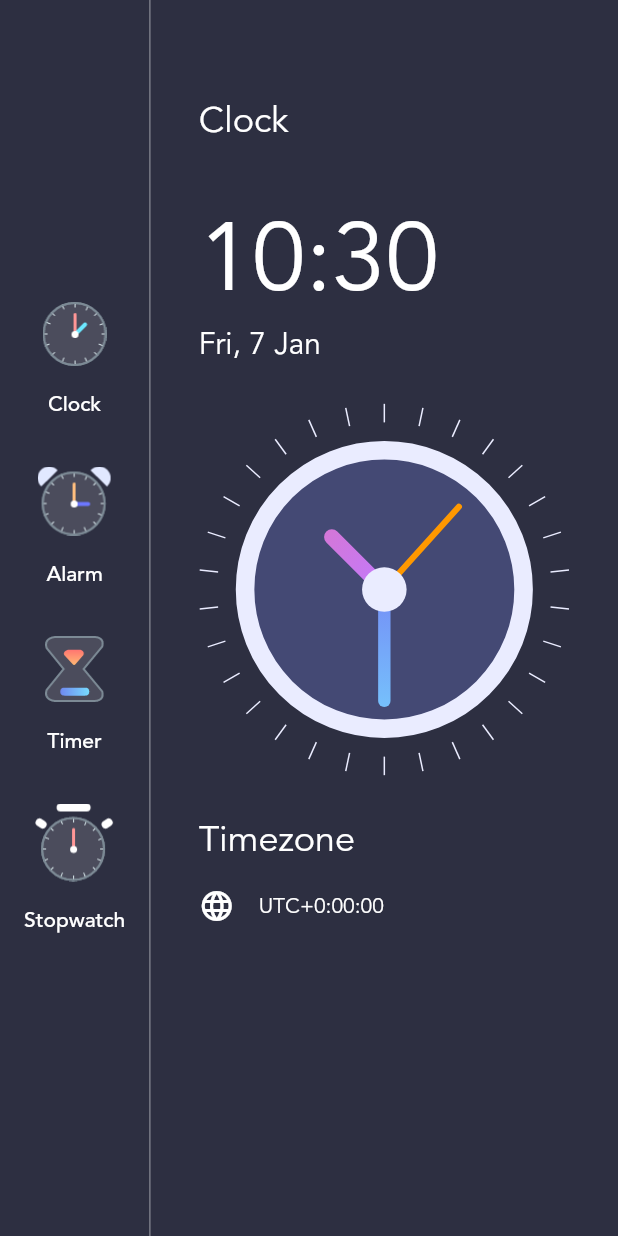
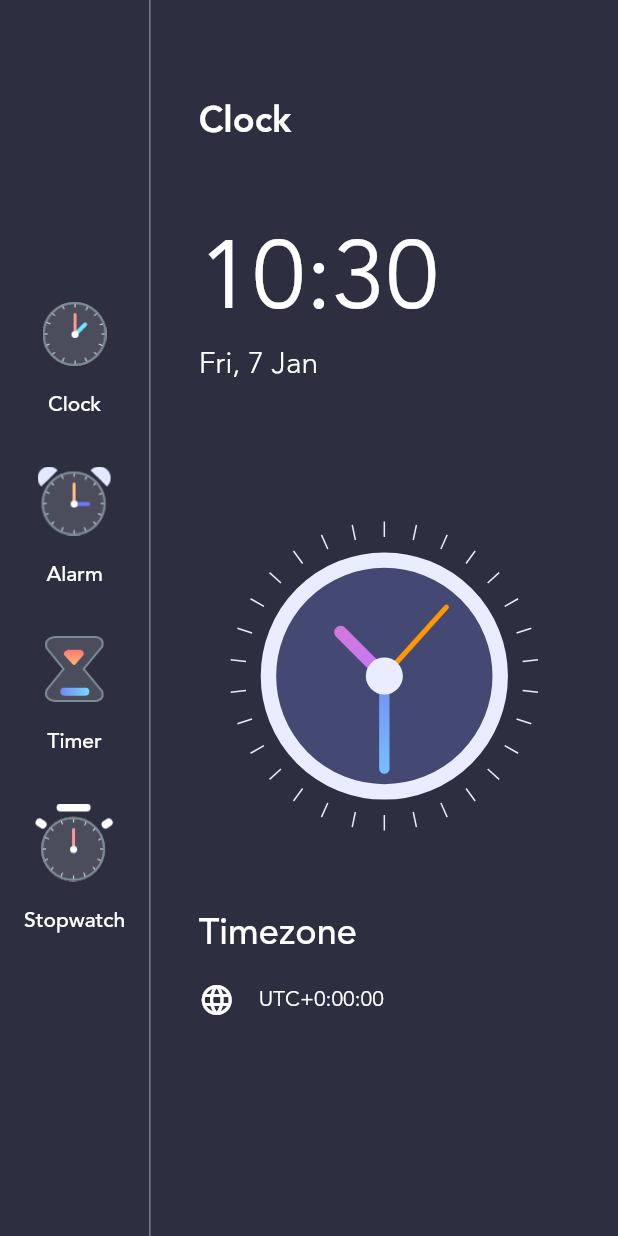
Before and after one commit to aditya263/Clock-App, a Flutter app: the screen it shows after launch, on a phone screen of 412 x 824 dp. Run offline on Flutter 3.47's test engine with Material 2 defaults, Android fonts, the phone set to English and light mode, and no system bars.

Commit message:
dynamic page

```diff
--- a/lib/clock_view.dart
+++ b/lib/clock_view.dart
@@ -5,7 +5,9 @@ import 'package:flutter/cupertino.dart';
 import 'package:flutter/material.dart';
 
 class ClockView extends StatefulWidget {
-  const ClockView({Key? key}) : super(key: key);
+  final double size;
+
+  const ClockView({Key? key, required this.size}) : super(key: key);
 
   @override
   State<ClockView> createState() => _ClockViewState();
@@ -23,8 +25,8 @@ class _ClockViewState extends State<ClockView> {
   @override
   Widget build(BuildContext context) {
     return Container(
-      width: 300,
-      height: 300,
+      width: widget.size,
+      height: widget.size,
       child: Transform.rotate(
         angle: -pi / 2,
         child: CustomPaint(
--- a/lib/homepage.dart
+++ b/lib/homepage.dart
@@ -32,21 +32,30 @@ class _HomePageState extends State<HomePage> {
               buildMenuButton('Stopwatch', 'assets/images/stopwatch_icon.png'),
             ],
           ),
-          VerticalDivider(color: Colors.white54, width: 1),
+          const VerticalDivider(color: Colors.white54, width: 1),
           Expanded(
             child: Container(
               padding: const EdgeInsets.symmetric(horizontal: 32, vertical: 64),
               child: Column(
                 crossAxisAlignment: CrossAxisAlignment.start,
                 children: [
-                  const Text(
+                  const Flexible(
+                    flex: 1,
+                    fit: FlexFit.tight,
+                    child: Text(
                       "Clock",
                       style: TextStyle(
                           fontFamily: 'avenir',
+                          fontWeight: FontWeight.w700,
                           color: Colors.white,
                           fontSize: 24),
                     ),
-                  const SizedBox(height: 32),
+                  ),
+                  Flexible(
+                    flex: 2,
+                    child: Column(
+                      crossAxisAlignment: CrossAxisAlignment.start,
+                      children: [
                         Text(
                           formattedTime,
                           style: const TextStyle(
@@ -58,15 +67,34 @@ class _HomePageState extends State<HomePage> {
                           formattedDate,
                           style: const TextStyle(
                               fontFamily: 'avenir',
+                              fontWeight: FontWeight.w300,
                               color: Colors.white,
                               fontSize: 20),
                         ),
-                  ClockView(),
+                      ],
+                    ),
+                  ),
+                  Flexible(
+                    flex: 4,
+                    fit: FlexFit.tight,
+                    child: Align(
+                        alignment: Alignment.center,
+                        child: ClockView(
+                          size: MediaQuery.of(context).size.height / 4,
+                        )),
+                  ),
+                  Flexible(
+                    flex: 2,
+                    fit: FlexFit.tight,
+                    child: Column(
+                      crossAxisAlignment: CrossAxisAlignment.start,
+                      children: [
                         const Text(
                           "Timezone",
                           style: TextStyle(
                               fontFamily: 'avenir',
                               color: Colors.white,
+                              fontWeight: FontWeight.w500,
                               fontSize: 24),
                         ),
                         const SizedBox(height: 16),
@@ -83,6 +111,9 @@ class _HomePageState extends State<HomePage> {
                             ),
                           ],
                         )
+                      ],
+                    ),
+                  ),
                 ],
               ),
             ),
@@ -103,10 +134,10 @@ class _HomePageState extends State<HomePage> {
               image,
               scale: 1.5,
             ),
-            SizedBox(height: 16),
+            const SizedBox(height: 16),
             Text(
               title,
-              style: TextStyle(
+              style: const TextStyle(
                   fontFamily: 'avenir', color: Colors.white, fontSize: 14),
             )
           ],
```
Lines whose indentation alone changed are shown as unchanged.
